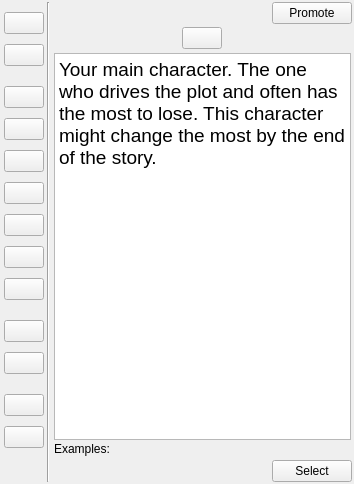
This is ui/character_role_selector.ui in zkovari/plotlyst as Qt 5 draws it before an edit. The edited form follows.
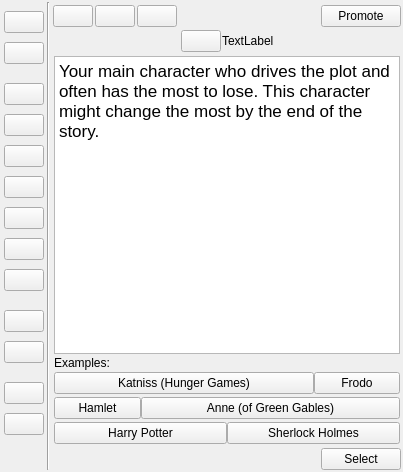
This is the edited form. Custom widgets are drawn as their Qt base class.

```diff
--- a/ui/character_role_selector.ui
+++ b/ui/character_role_selector.ui
@@ -6,8 +6,8 @@
    <rect>
     <x>0</x>
     <y>0</y>
-    <width>354</width>
-    <height>484</height>
+    <width>403</width>
+    <height>472</height>
    </rect>
   </property>
   <property name="sizePolicy">
@@ -326,35 +326,112 @@
      <property name="spacing">
       <number>3</number>
      </property>
-     <item alignment="Qt::AlignRight">
-      <widget class="SecondaryActionPushButton" name="btnPromote">
-       <property name="text">
-        <string>Promote</string>
+     <property name="topMargin">
+      <number>3</number>
+     </property>
+     <item>
+      <layout class="QHBoxLayout" name="horizontalLayout">
+       <property name="spacing">
+        <number>2</number>
        </property>
-       <property name="checkable">
-        <bool>true</bool>
-       </property>
-      </widget>
+       <item alignment="Qt::AlignTop">
+        <widget class="MajorRoleIcon" name="iconMajor">
+         <property name="toolTip">
+          <string>Major character role</string>
+         </property>
+        </widget>
+       </item>
+       <item alignment="Qt::AlignTop">
+        <widget class="SecondaryRoleIcon" name="iconSecondary">
+         <property name="toolTip">
+          <string>Secondary character role</string>
+         </property>
+        </widget>
+       </item>
+       <item alignment="Qt::AlignTop">
+        <widget class="MinorRoleIcon" name="iconMinor">
+         <property name="toolTip">
+          <string>Minor character role</string>
+         </property>
+        </widget>
+       </item>
+       <item>
+        <spacer name="horizontalSpacer">
+         <property name="orientation">
+          <enum>Qt::Horizontal</enum>
+         </property>
+         <property name="sizeHint" stdset="0">
+          <size>
+           <width>40</width>
+           <height>20</height>
+          </size>
+         </property>
+        </spacer>
+       </item>
+       <item>
+        <widget class="SecondaryActionPushButton" name="btnPromote">
+         <property name="text">
+          <string>Promote</string>
+         </property>
+         <property name="checkable">
+          <bool>true</bool>
+         </property>
+        </widget>
+       </item>
+      </layout>
      </item>
-     <item alignment="Qt::AlignHCenter">
-      <widget class="SelectionItemPushButton" name="btnSelectedRole">
-       <property name="sizePolicy">
-        <sizepolicy hsizetype="Maximum" vsizetype="Fixed">
-         <horstretch>0</horstretch>
-         <verstretch>0</verstretch>
-        </sizepolicy>
+     <item>
+      <layout class="QHBoxLayout" name="horizontalLayout_3">
+       <property name="spacing">
+        <number>1</number>
        </property>
-       <property name="iconSize">
-        <size>
-         <width>24</width>
-         <height>24</height>
-        </size>
-       </property>
-      </widget>
+       <item>
+        <spacer name="horizontalSpacer_2">
+         <property name="orientation">
+          <enum>Qt::Horizontal</enum>
+         </property>
+         <property name="sizeHint" stdset="0">
+          <size>
+           <width>40</width>
+           <height>20</height>
+          </size>
+         </property>
+        </spacer>
+       </item>
+       <item>
+        <widget class="RoleIcon" name="iconRole"/>
+       </item>
+       <item>
+        <widget class="QLabel" name="lblRole">
+         <property name="text">
+          <string>TextLabel</string>
+         </property>
+        </widget>
+       </item>
+       <item>
+        <spacer name="horizontalSpacer_3">
+         <property name="orientation">
+          <enum>Qt::Horizontal</enum>
+         </property>
+         <property name="sizeHint" stdset="0">
+          <size>
+           <width>40</width>
+           <height>20</height>
+          </size>
+         </property>
+        </spacer>
+       </item>
+      </layout>
      </item>
      <item>
       <widget class="QStackedWidget" name="stackedWidget">
        <widget class="QWidget" name="pageProtagonist">
+        <property name="sizePolicy">
+         <sizepolicy hsizetype="Expanding" vsizetype="Preferred">
+          <horstretch>0</horstretch>
+          <verstretch>0</verstretch>
+         </sizepolicy>
+        </property>
         <layout class="QVBoxLayout" name="verticalLayout_3">
          <property name="spacing">
           <number>2</number>
@@ -378,7 +455,7 @@
 &lt;html&gt;&lt;head&gt;&lt;meta name=&quot;qrichtext&quot; content=&quot;1&quot; /&gt;&lt;style type=&quot;text/css&quot;&gt;
 p, li { white-space: pre-wrap; }
 &lt;/style&gt;&lt;/head&gt;&lt;body style=&quot; font-family:'Fira Sans Semi-Light'; font-size:10pt; font-weight:400; font-style:normal;&quot;&gt;
-&lt;p style=&quot; margin-top:0px; margin-bottom:0px; margin-left:0px; margin-right:0px; -qt-block-indent:0; text-indent:0px;&quot;&gt;&lt;span style=&quot; font-size:14pt; color:#000000; background-color:#ffffff;&quot;&gt;Your main character. The one who drives the plot and often has the most to lose. This character might change the most by the end of the story.&lt;/span&gt;&lt;/p&gt;&lt;/body&gt;&lt;/html&gt;</string>
+&lt;p style=&quot; margin-top:12px; margin-bottom:12px; margin-left:0px; margin-right:0px; -qt-block-indent:0; text-indent:0px;&quot;&gt;&lt;span style=&quot; font-size:13pt; color:#000000; background-color:#ffffff;&quot;&gt;Your main character who drives the plot and often has the most to lose. This character might change the most by the end of the story.&lt;/span&gt;&lt;/p&gt;&lt;/body&gt;&lt;/html&gt;</string>
            </property>
           </widget>
          </item>
@@ -389,6 +466,76 @@
            </property>
           </widget>
          </item>
+         <item>
+          <layout class="QGridLayout" name="gridLayout">
+           <property name="horizontalSpacing">
+            <number>0</number>
+           </property>
+           <property name="verticalSpacing">
+            <number>3</number>
+           </property>
+           <item row="2" column="0" colspan="2">
+            <widget class="IconText" name="icontext_5">
+             <property name="text">
+              <string>Harry Potter</string>
+             </property>
+             <property name="iconName" stdset="0">
+              <string>ei.magic</string>
+             </property>
+            </widget>
+           </item>
+           <item row="0" column="0" colspan="3">
+            <widget class="IconText" name="icontext">
+             <property name="text">
+              <string>Katniss (Hunger Games)</string>
+             </property>
+             <property name="iconName" stdset="0">
+              <string>mdi6.bow-arrow</string>
+             </property>
+            </widget>
+           </item>
+           <item row="1" column="0">
+            <widget class="IconText" name="icontext_3">
+             <property name="text">
+              <string>Hamlet</string>
+             </property>
+             <property name="iconName" stdset="0">
+              <string>fa5s.skull</string>
+             </property>
+            </widget>
+           </item>
+           <item row="0" column="3">
+            <widget class="IconText" name="icontext_2">
+             <property name="text">
+              <string>Frodo</string>
+             </property>
+             <property name="iconName" stdset="0">
+              <string>fa5s.ring</string>
+             </property>
+            </widget>
+           </item>
+           <item row="2" column="2" colspan="2">
+            <widget class="IconText" name="icontext_6">
+             <property name="text">
+              <string>Sherlock Holmes</string>
+             </property>
+             <property name="iconName" stdset="0">
+              <string>mdi.incognito</string>
+             </property>
+            </widget>
+           </item>
+           <item row="1" column="1" colspan="3">
+            <widget class="IconText" name="icontext_4">
+             <property name="text">
+              <string>Anne (of Green Gables)</string>
+             </property>
+             <property name="iconName" stdset="0">
+              <string>mdi.flower</string>
+             </property>
+            </widget>
+           </item>
+          </layout>
+         </item>
         </layout>
        </widget>
        <widget class="QWidget" name="pageAntagonist"/>
@@ -442,6 +589,31 @@
    <extends>QPushButton</extends>
    <header>src.main.python.plotlyst.view.widget.button</header>
   </customwidget>
+  <customwidget>
+   <class>MajorRoleIcon</class>
+   <extends>QPushButton</extends>
+   <header>src.main.python.plotlyst.view.widget.display</header>
+  </customwidget>
+  <customwidget>
+   <class>SecondaryRoleIcon</class>
+   <extends>QPushButton</extends>
+   <header>src.main.python.plotlyst.view.widget.display</header>
+  </customwidget>
+  <customwidget>
+   <class>MinorRoleIcon</class>
+   <extends>QPushButton</extends>
+   <header>src.main.python.plotlyst.view.widget.display</header>
+  </customwidget>
+  <customwidget>
+   <class>RoleIcon</class>
+   <extends>QPushButton</extends>
+   <header>src.main.python.plotlyst.view.widget.display</header>
+  </customwidget>
+  <customwidget>
+   <class>IconText</class>
+   <extends>QPushButton</extends>
+   <header>src.main.python.plotlyst.view.widget.display</header>
+  </customwidget>
  </customwidgets>
  <resources/>
  <connections/>
```
